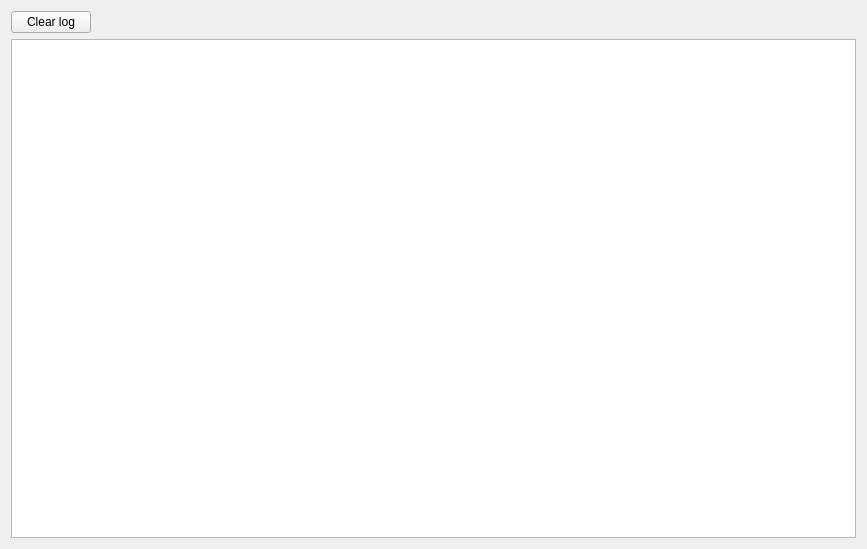
This is src/components/errorlog/errorlog.ui in feelx88/git-qui as Qt 5 draws it before an edit. The edited form follows.
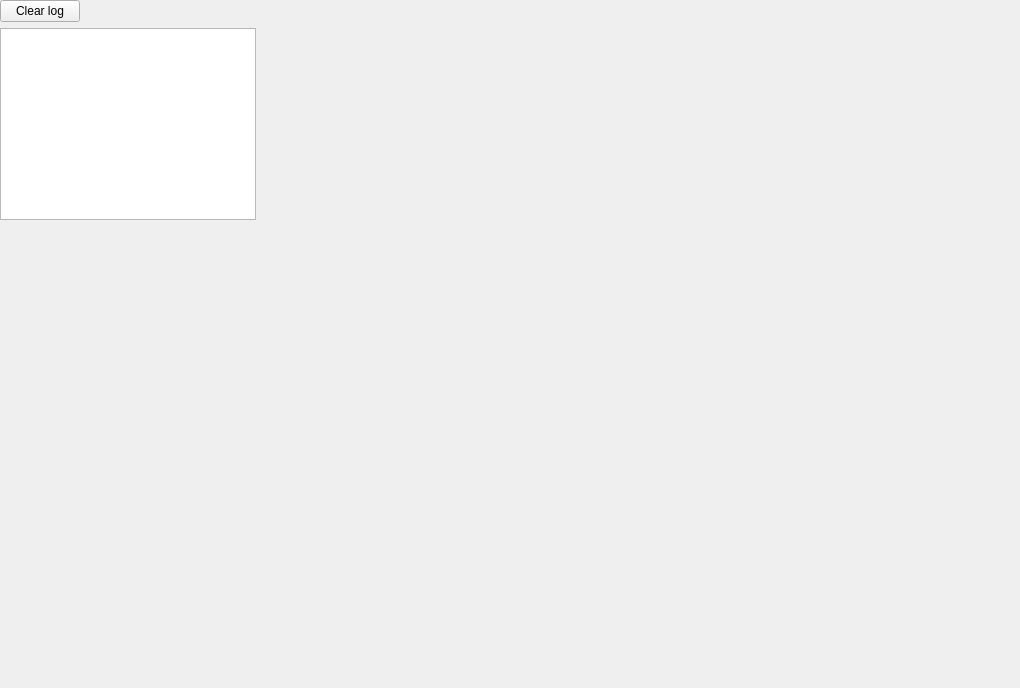
This is the edited form.

Commit message: Reverted all component ui files back to their original form (except QDockWidget is now

Diff of the .ui file:
```diff
--- a/src/components/errorlog/errorlog.ui
+++ b/src/components/errorlog/errorlog.ui
@@ -6,21 +6,14 @@
    <rect>
     <x>0</x>
     <y>0</y>
-    <width>867</width>
-    <height>549</height>
+    <width>1020</width>
+    <height>688</height>
    </rect>
   </property>
-  <property name="sizePolicy">
-   <sizepolicy hsizetype="Expanding" vsizetype="Expanding">
-    <horstretch>0</horstretch>
-    <verstretch>0</verstretch>
-   </sizepolicy>
-  </property>
   <property name="windowTitle">
    <string>Error log</string>
   </property>
-  <layout class="QVBoxLayout" name="verticalLayout_2">
-   <item>
+  <widget class="QWidget" name="dockWidgetContents">
     <layout class="QVBoxLayout" name="verticalLayout">
      <item>
       <layout class="QHBoxLayout" name="horizontalLayout">
@@ -54,8 +47,7 @@
       </widget>
      </item>
     </layout>
-   </item>
-  </layout>
+  </widget>
  </widget>
  <resources/>
  <connections/>
```
Lines whose indentation alone changed are shown as unchanged. The commit also changes 8 other files.
